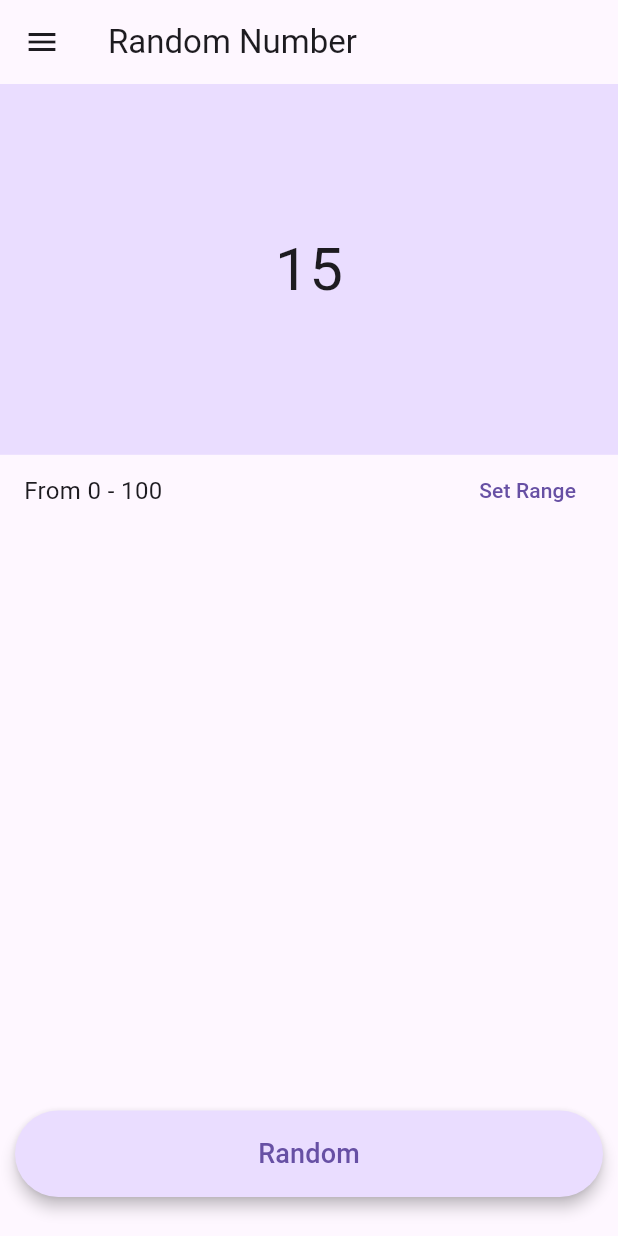
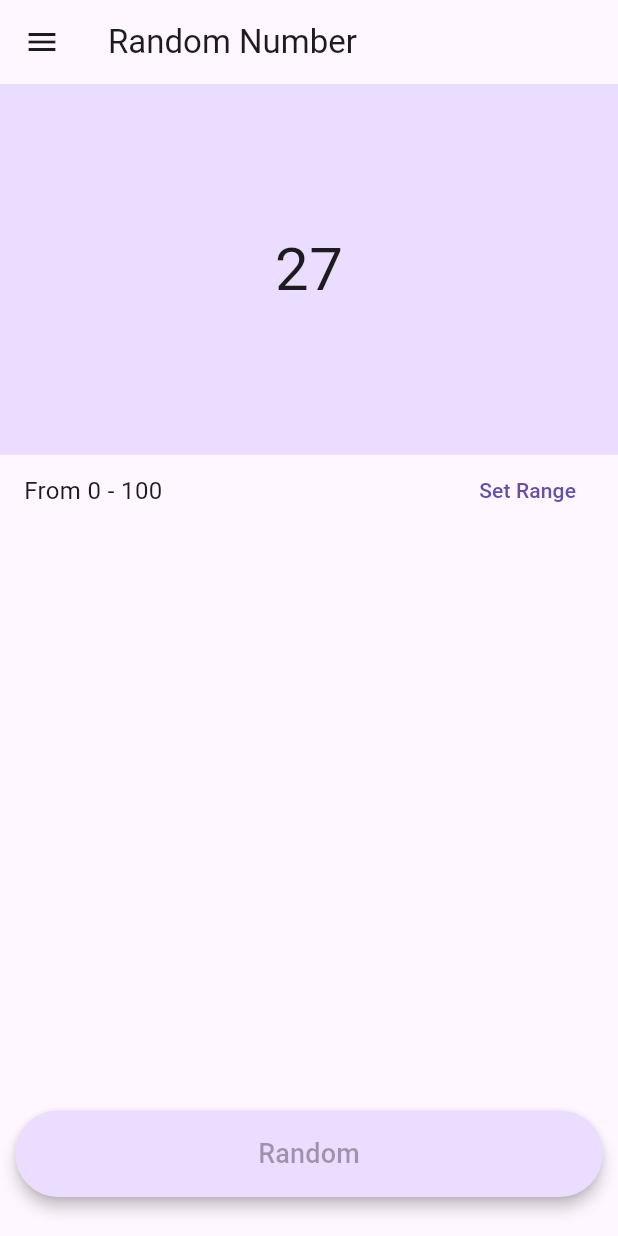
Before and after one commit to ArtiesX/flutter_random_generator, a Flutter app: the screen it shows after launch, after a tap on "Random", on a phone screen of 412 x 824 dp. Run offline on Flutter 3.47's test engine with Material 2 defaults, Android fonts, the phone set to English and light mode, and no system bars; our stand-ins replace get.

Commit message:
update animation

```diff
--- a/lib/controller/number_controller.dart
+++ b/lib/controller/number_controller.dart
@@ -1,3 +1,4 @@
+import 'dart:async';
 import 'dart:math';
 
 import 'package:flutter/material.dart';
@@ -12,6 +13,7 @@ class NumberController extends GetxController {
   late TextEditingController maxCtrl;
   var ansRandom = "Press the button to start randomly".obs;
   Rx<bool> isAnimate = false.obs;
+  late Timer _timer;
   @override
   void onInit() {
     super.onInit();
@@ -100,10 +102,18 @@ class NumberController extends GetxController {
     maxCtrl.clear();
   }
 
-  void getRandomNumber() {
-    ansRandom.value =
-        RandomNubmer.generate(min: minNumber.value, max: maxNumber.value)
-            .toString();
+  Future<void> getRandomNumber() async {
+    isAnimate.value == true
+        ? _timer = Timer.periodic(const Duration(milliseconds: 100), (timer) {
+            ansRandom.value = RandomNubmer.generate(
+                    min: minNumber.value, max: maxNumber.value)
+                .toString();
+          })
+        : null;
+    await Future.delayed(const Duration(seconds: 2), () {
+      _timer.cancel();
+    });
+    isAnimate.value = false;
   }
 }
 
--- a/lib/controller/text_controller.dart
+++ b/lib/controller/text_controller.dart
@@ -1,3 +1,4 @@
+import 'dart:async';
 import 'dart:math';
 
 import 'package:flutter/material.dart';
@@ -5,13 +6,17 @@ import 'package:get/get.dart';
 
 final rnd = Random();
 
-class TextController extends GetxController {
-  var textList = [].obs;
+class TextController extends GetxController
+    with GetSingleTickerProviderStateMixin {
+  var textList = ["1", "2", "3"].obs;
   var cloneList = [];
   late TextEditingController textCtrl;
   var ansRandom = "Press the button to start randomly".obs;
   Rx<bool> isAnimate = false.obs;
   Rx<bool> isRepeated = false.obs;
+  late Timer _timer;
+
+  // animation controller
   @override
   void onInit() {
     super.onInit();
@@ -87,11 +92,21 @@ class TextController extends GetxController {
     textList.clear();
   }
 
-  void randomText() {
-    if (textList.isNotEmpty) {
-      ansRandom.value = textList[rnd.nextInt(textList.length)].toString();
-    } else {
-      ansRandom.value = 'No Item';
-    }
+  Future<void> randomText() async {
+    int duration = (textList.length * 100) ~/ (textList.length - 1);
+    isAnimate.value == true
+        ? _timer = Timer.periodic(Duration(milliseconds: duration), (timer) {
+            if (textList.isNotEmpty) {
+              ansRandom.value =
+                  textList[rnd.nextInt(textList.length)].toString();
+            } else {
+              ansRandom.value = 'No Item';
+            }
+          })
+        : null;
+    await Future.delayed(const Duration(seconds: 2), () {
+      _timer.cancel();
+    });
+    isAnimate.value = false;
   }
 }
--- a/lib/views/home_view.dart
+++ b/lib/views/home_view.dart
@@ -28,11 +28,11 @@ class _HomeViewState extends State<HomeView> {
     switch (screenIndex) {
       case 0:
         Get.lazyPut(() => NumberController());
-        Get.delete<TextController>();
+        // Get.delete<TextController>();
         break;
       case 1:
         Get.lazyPut(() => TextController());
-        Get.delete<NumberController>();
+        // Get.delete<NumberController>();
         break;
     }
     closeDrawer();
@@ -50,6 +50,7 @@ class _HomeViewState extends State<HomeView> {
   void initState() {
     super.initState();
     Get.lazyPut(() => NumberController());
+    Get.lazyPut(() => TextController());
   }
 
   @override
@@ -60,6 +61,8 @@ class _HomeViewState extends State<HomeView> {
 
   @override
   Widget build(BuildContext context) {
+    final nCtrl = Get.find<NumberController>();
+    final tCtrl = Get.find<TextController>();
     return Scaffold(
       key: scaffoldKey,
       appBar: AppBar(
@@ -105,7 +108,8 @@ class _HomeViewState extends State<HomeView> {
       ),
       body: screenList[screenIndex],
       floatingActionButtonLocation: FloatingActionButtonLocation.centerFloat,
-      floatingActionButton: Container(
+      floatingActionButton: Obx(
+        () => Container(
           height: Get.height * 0.07,
           margin: const EdgeInsets.all(10),
           child: TextButton(
@@ -114,26 +118,21 @@ class _HomeViewState extends State<HomeView> {
               shadowColor: Colors.black,
               elevation: 4,
             ),
-          onPressed: () async {
+            onPressed:
+                nCtrl.isAnimate.value == false && tCtrl.isAnimate.value == false
+                    ? () async {
                         switch (screenIndex) {
                           case 0:
-                final nCtrl = Get.find<NumberController>();
                             nCtrl.isAnimate.value = true;
-                await Future.delayed(const Duration(milliseconds: 500), () {
-                  nCtrl.isAnimate.value = false;
                             nCtrl.getRandomNumber();
-                });
                             break;
                           case 1:
-                final tCtrl = Get.find<TextController>();
                             tCtrl.isAnimate.value = true;
-                await Future.delayed(const Duration(milliseconds: 500), () {
-                  tCtrl.isAnimate.value = false;
                             tCtrl.randomText();
-                });
                             break;
                         }
-          },
+                      }
+                    : null,
             child: const Center(
               child: Text(
                 'Random',
@@ -142,6 +141,7 @@ class _HomeViewState extends State<HomeView> {
             ),
           ),
         ),
+      ),
     );
   }
 }
--- a/lib/views/number_view.dart
+++ b/lib/views/number_view.dart
@@ -16,16 +16,14 @@ class NumberView extends GetView<NumberController> {
           color: Theme.of(context).colorScheme.primaryContainer,
           child: Center(
               child: Obx(
-            () => controller.isAnimate.value == false
-                ? Text(
+            () => Text(
               controller.ansRandom.value.toString(),
               style: TextStyle(
                   fontSize: controller.ansRandom.value ==
                           'Press the button to start randomly'
                       ? 18.0
                       : 40.0),
-                  )
-                : const CircularProgressIndicator(),
+            ),
           )),
         ),
         Padding(
--- a/lib/views/text_view.dart
+++ b/lib/views/text_view.dart
@@ -18,8 +18,7 @@ class TextView extends GetView<TextController> {
           color: Theme.of(context).colorScheme.primaryContainer,
           child: Center(
             child: Obx(
-              () => controller.isAnimate.value == false
-                  ? Text(
+              () => Text(
                 controller.ansRandom.value.toString(),
                 style: TextStyle(
                     fontSize: controller.ansRandom.value ==
@@ -28,8 +27,7 @@ class TextView extends GetView<TextController> {
                         : controller.ansRandom.value == 'No Item'
                             ? 18.0
                             : 40.0),
-                    )
-                  : const CircularProgressIndicator(),
+              ),
             ),
           ),
         ),
```
Lines whose indentation alone changed are shown as unchanged.
